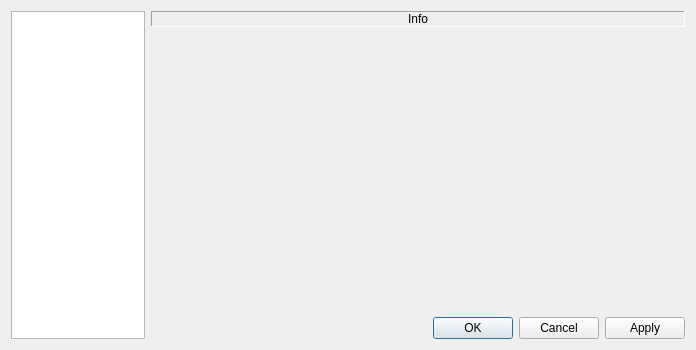
First picture: the form in liteidex/src/liteapp/optionswidget.ui, repository visualfc/liteide, before the edit.
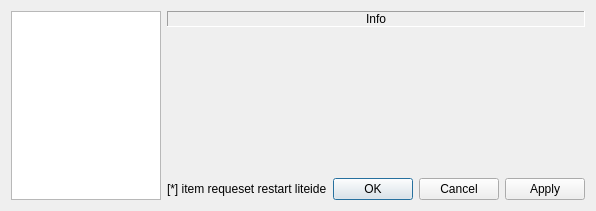
Second picture: the form after the edit.

Diff of the .ui file:
```diff
--- a/liteidex/src/liteapp/optionswidget.ui
+++ b/liteidex/src/liteapp/optionswidget.ui
@@ -6,14 +6,14 @@
    <rect>
     <x>0</x>
     <y>0</y>
-    <width>696</width>
-    <height>350</height>
+    <width>548</width>
+    <height>211</height>
    </rect>
   </property>
   <property name="windowTitle">
    <string>Options</string>
   </property>
-  <layout class="QHBoxLayout" name="horizontalLayout_2" stretch="1,4">
+  <layout class="QHBoxLayout" name="horizontalLayout_2" stretch="1,3">
    <item>
     <widget class="QListWidget" name="listWidget">
      <property name="sizePolicy">
@@ -22,6 +22,12 @@
        <verstretch>0</verstretch>
       </sizepolicy>
      </property>
+     <property name="minimumSize">
+      <size>
+       <width>150</width>
+       <height>0</height>
+      </size>
+     </property>
     </widget>
    </item>
    <item>
@@ -60,6 +66,13 @@
      </item>
      <item>
       <layout class="QHBoxLayout" name="horizontalLayout">
+       <item>
+        <widget class="QLabel" name="label">
+         <property name="text">
+          <string>[*] item requeset restart liteide</string>
+         </property>
+        </widget>
+       </item>
        <item>
         <spacer name="horizontalSpacer">
          <property name="orientation">
```
